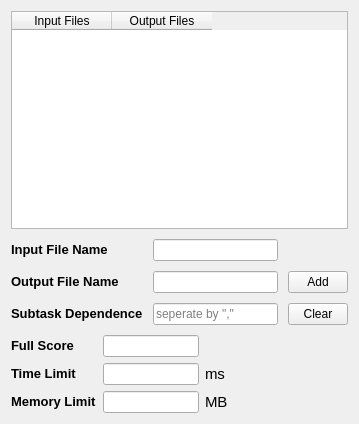
This is forms/testcaseeditwidget.ui in Project-LemonLime/Project_LemonLime as Qt 5 draws it before an edit. The edited form follows.
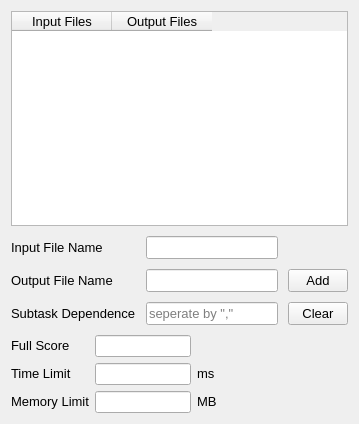
This is the edited form. Icons and pictures are not drawn. Custom widgets are drawn as their Qt base class.

The edit to the form file:
```diff
--- a/forms/testcaseeditwidget.ui
+++ b/forms/testcaseeditwidget.ui
@@ -24,12 +24,14 @@
      </property>
      <item>
       <widget class="QTableWidget" name="fileList">
+       <property name="font">
+        <font>
+         <pointsize>10</pointsize>
+        </font>
+       </property>
        <property name="statusTip">
         <string>List of this testcase...</string>
        </property>
-       <property name="styleSheet">
-        <string notr="true">font-size: 11pt;</string>
-       </property>
        <property name="selectionMode">
         <enum>QAbstractItemView::ContiguousSelection</enum>
        </property>
@@ -54,7 +56,7 @@
         </property>
         <property name="font">
          <font>
-          <pointsize>9</pointsize>
+          <pointsize>10</pointsize>
          </font>
         </property>
        </column>
@@ -64,7 +66,7 @@
         </property>
         <property name="font">
          <font>
-          <pointsize>9</pointsize>
+          <pointsize>10</pointsize>
          </font>
         </property>
        </column>
@@ -83,13 +85,10 @@
          <property name="font">
           <font>
            <pointsize>10</pointsize>
-           <weight>75</weight>
-           <bold>true</bold>
+           <weight>50</weight>
+           <bold>false</bold>
           </font>
          </property>
-         <property name="styleSheet">
-          <string notr="true">font-size: 10pt;</string>
-         </property>
          <property name="text">
           <string>Input File Name</string>
          </property>
@@ -97,6 +96,11 @@
        </item>
        <item row="0" column="1">
         <widget class="FileLineEdit" name="inputFileEdit">
+         <property name="font">
+          <font>
+           <pointsize>10</pointsize>
+          </font>
+         </property>
          <property name="statusTip">
           <string>The input file name (click &quot;Add&quot; to add them)...</string>
          </property>
@@ -129,13 +133,10 @@
          <property name="font">
           <font>
            <pointsize>10</pointsize>
-           <weight>75</weight>
-           <bold>true</bold>
+           <weight>50</weight>
+           <bold>false</bold>
           </font>
          </property>
-         <property name="styleSheet">
-          <string notr="true">font-size: 10pt;</string>
-         </property>
          <property name="text">
           <string>Output File Name</string>
          </property>
@@ -143,6 +144,11 @@
        </item>
        <item row="1" column="1">
         <widget class="FileLineEdit" name="outputFileEdit">
+         <property name="font">
+          <font>
+           <pointsize>10</pointsize>
+          </font>
+         </property>
          <property name="statusTip">
           <string>The output file name (click &quot;Add&quot; to add them)...</string>
          </property>
@@ -168,6 +174,11 @@
            <height>16777215</height>
           </size>
          </property>
+         <property name="font">
+          <font>
+           <pointsize>10</pointsize>
+          </font>
+         </property>
          <property name="text">
           <string>Add</string>
          </property>
@@ -188,13 +199,10 @@
          <property name="font">
           <font>
            <pointsize>10</pointsize>
-           <weight>75</weight>
-           <bold>true</bold>
+           <weight>50</weight>
+           <bold>false</bold>
           </font>
          </property>
-         <property name="styleSheet">
-          <string notr="true">font-size: 10pt;</string>
-         </property>
          <property name="text">
           <string>Subtask Dependence</string>
          </property>
@@ -202,6 +210,11 @@
        </item>
        <item row="2" column="1">
         <widget class="QLineEdit" name="subtaskDependecne">
+         <property name="font">
+          <font>
+           <pointsize>10</pointsize>
+          </font>
+         </property>
          <property name="statusTip">
           <string>Subtask Dependence, input testcase number separated by half-width comma (Must be cleaned by clicking &quot;Clear&quot; button)...</string>
          </property>
@@ -224,6 +237,11 @@
            <height>16777215</height>
           </size>
          </property>
+         <property name="font">
+          <font>
+           <pointsize>10</pointsize>
+          </font>
+         </property>
          <property name="text">
           <string>Clear</string>
          </property>
@@ -253,13 +271,10 @@
        <property name="font">
         <font>
          <pointsize>10</pointsize>
-         <weight>75</weight>
-         <bold>true</bold>
+         <weight>50</weight>
+         <bold>false</bold>
         </font>
        </property>
-       <property name="styleSheet">
-        <string notr="true">font-size:10pt;font-weight:bold;</string>
-       </property>
        <property name="text">
         <string>Full Score</string>
        </property>
@@ -279,6 +294,13 @@
          <height>22</height>
         </size>
        </property>
+       <property name="font">
+        <font>
+         <pointsize>10</pointsize>
+         <weight>50</weight>
+         <bold>false</bold>
+        </font>
+       </property>
        <property name="statusTip">
         <string>The score of this testcase...</string>
        </property>
@@ -305,8 +327,12 @@
          <verstretch>0</verstretch>
         </sizepolicy>
        </property>
-       <property name="styleSheet">
-        <string notr="true">font-size:10pt;font-weight:bold;</string>
+       <property name="font">
+        <font>
+         <pointsize>10</pointsize>
+         <weight>50</weight>
+         <bold>false</bold>
+        </font>
        </property>
        <property name="text">
         <string>Time Limit</string>
@@ -327,6 +353,13 @@
          <height>22</height>
         </size>
        </property>
+       <property name="font">
+        <font>
+         <pointsize>10</pointsize>
+         <weight>50</weight>
+         <bold>false</bold>
+        </font>
+       </property>
        <property name="statusTip">
         <string>The time limit of this testcase...</string>
        </property>
@@ -342,8 +375,12 @@
            <verstretch>0</verstretch>
           </sizepolicy>
          </property>
-         <property name="styleSheet">
-          <string notr="true">font-size: 11pt;</string>
+         <property name="font">
+          <font>
+           <pointsize>10</pointsize>
+           <weight>50</weight>
+           <bold>false</bold>
+          </font>
          </property>
          <property name="text">
           <string>ms</string>
@@ -373,8 +410,12 @@
          <verstretch>0</verstretch>
         </sizepolicy>
        </property>
-       <property name="styleSheet">
-        <string notr="true">font-size:10pt;font-weight:bold;</string>
+       <property name="font">
+        <font>
+         <pointsize>10</pointsize>
+         <weight>50</weight>
+         <bold>false</bold>
+        </font>
        </property>
        <property name="text">
         <string>Memory Limit</string>
@@ -395,6 +436,13 @@
          <height>22</height>
         </size>
        </property>
+       <property name="font">
+        <font>
+         <pointsize>10</pointsize>
+         <weight>50</weight>
+         <bold>false</bold>
+        </font>
+       </property>
        <property name="statusTip">
         <string>The memory limit of this testcase...</string>
        </property>
@@ -410,8 +458,12 @@
            <verstretch>0</verstretch>
           </sizepolicy>
          </property>
-         <property name="styleSheet">
-          <string notr="true">font-size: 11pt;</string>
+         <property name="font">
+          <font>
+           <pointsize>10</pointsize>
+           <weight>50</weight>
+           <bold>false</bold>
+          </font>
          </property>
          <property name="text">
           <string>MB</string>
```
